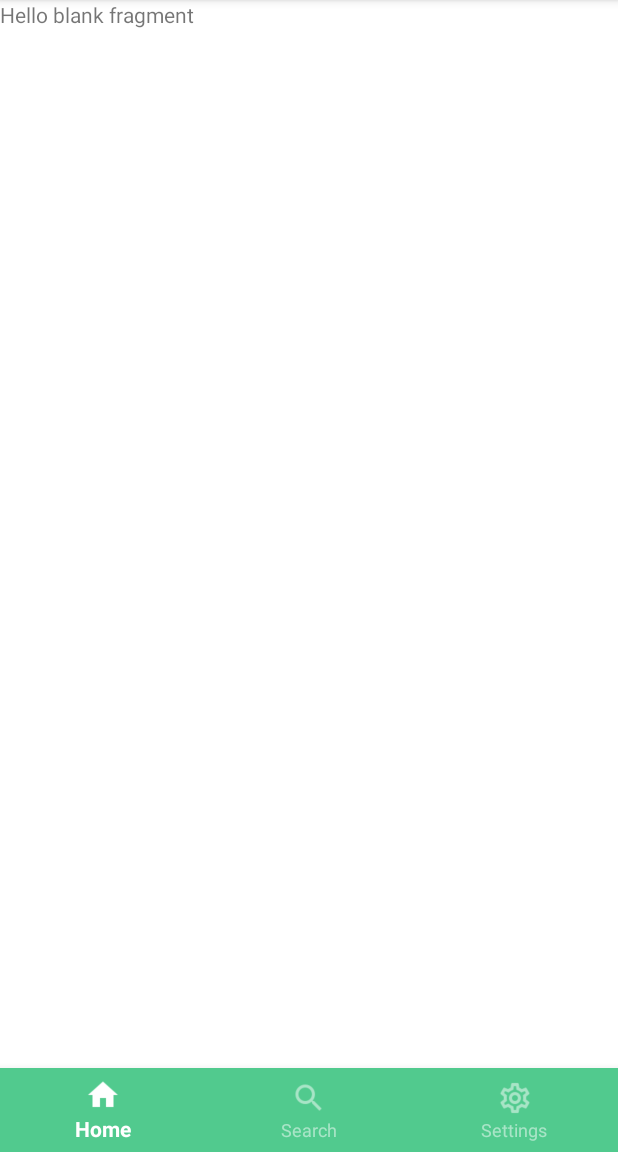
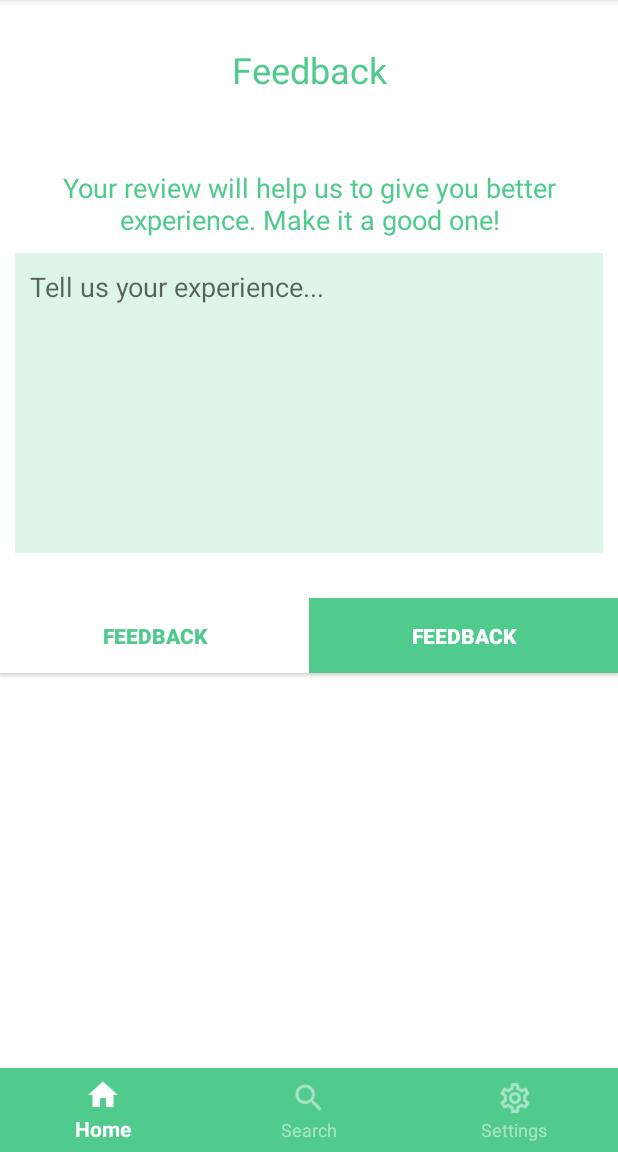
Before and after one commit to afshanaffu26/Flavours_Android, an Android app: the fragment FeedbackFragment placed in its activity, on a phone screen of 412 x 824 dp, the part 84-1236 px from its top. Run offline under Robolectric (Android 15) with nearby library versions, the phone set to English and light mode, and no system bars.

Commit message:
Feedback UI and code

```diff
--- a/app/src/main/java/com/example/flavours/FeedbackFragment.java
+++ b/app/src/main/java/com/example/flavours/FeedbackFragment.java
@@ -1,20 +1,26 @@
 package com.example.flavours;
 
+import android.content.Intent;
+import android.net.Uri;
 import android.os.Bundle;
 
 import androidx.fragment.app.Fragment;
 
+import android.util.Log;
 import android.view.LayoutInflater;
 import android.view.View;
 import android.view.ViewGroup;
+import android.widget.Button;
+import android.widget.Toast;
 
 /**
  * A simple {@link Fragment} subclass.
  * Use the {@link FeedbackFragment#newInstance} factory method to
  * create an instance of this fragment.
  */
-public class FeedbackFragment extends Fragment {
+public class FeedbackFragment extends Fragment implements View.OnClickListener {
 
+    Button btnSend;
     // TODO: Rename parameter arguments, choose names that match
     // the fragment initialization parameters, e.g. ARG_ITEM_NUMBER
     private static final String ARG_PARAM1 = "param1";
@@ -59,6 +65,40 @@ public class FeedbackFragment extends Fragment {
     public View onCreateView(LayoutInflater inflater, ViewGroup container,
                              Bundle savedInstanceState) {
         // Inflate the layout for this fragment
-        return inflater.inflate(R.layout.fragment_feedback, container, false);
+        View v = inflater.inflate(R.layout.fragment_feedback, container, false);
+        btnSend = v.findViewById(R.id.btnSend);
+        btnSend.setOnClickListener(this);
+        return v;
+    }
+    protected void sendEmail() {
+        Log.i("Send email", "");
+        String[] TO = {""};
+        String[] CC = {""};
+        Intent emailIntent = new Intent(Intent.ACTION_SEND);
+
+        emailIntent.setData(Uri.parse("mailto:"));
+        emailIntent.setType("text/plain");
+        emailIntent.putExtra(Intent.EXTRA_EMAIL, TO);
+        emailIntent.putExtra(Intent.EXTRA_CC, CC);
+        emailIntent.putExtra(Intent.EXTRA_SUBJECT, "Your subject");
+        emailIntent.putExtra(Intent.EXTRA_TEXT, "Email message goes here");
+
+        try {
+            startActivity(Intent.createChooser(emailIntent, "Send mail..."));
+            //finish();
+            //Log.i("Finished sending email...", "");
+        } catch (android.content.ActivityNotFoundException ex) {
+            //Toast.makeText(MainActivity.this, "There is no email client installed.", Toast.LENGTH_SHORT).show();
+        }
+    }
+
+    @Override
+    public void onClick(View view) {
+        switch(view.getId())
+        {
+            case R.id.btnSend:
+                sendEmail();
+                break;
+        }
     }
 }
--- a/app/src/main/res/layout/fragment_feedback.xml
+++ b/app/src/main/res/layout/fragment_feedback.xml
@@ -3,12 +3,76 @@
     xmlns:tools="http://schemas.android.com/tools"
     android:layout_width="match_parent"
     android:layout_height="match_parent"
+    android:background="@color/colorWhite"
     tools:context=".FeedbackFragment">
+<LinearLayout
+    android:layout_width="match_parent"
+    android:layout_height="match_parent"
+    android:orientation="vertical">
 
-    <!-- TODO: Update blank fragment layout -->
     <TextView
+        android:id="@+id/textView5"
         android:layout_width="match_parent"
-        android:layout_height="match_parent"
-        android:text="@string/hello_blank_fragment" />
+        android:layout_height="wrap_content"
+        android:layout_marginTop="30dp"
+        android:gravity="center"
+        android:text="Feedback"
+        android:textColor="@color/myTextColor"
+        android:textSize="24sp" />
 
+    <TextView
+        android:id="@+id/textView8"
+        android:layout_width="match_parent"
+        android:layout_height="wrap_content"
+        android:gravity="center"
+        android:layout_marginTop="50dp"
+        android:text="Your review will help us to give you better experience. Make it a good one!"
+        android:textColor="@color/myTextColor"
+        android:textSize="18sp" />
+
+    <EditText
+        android:id="@+id/editTextTextMultiLine"
+        android:layout_width="match_parent"
+        android:layout_marginTop="80dp"
+        android:hint="Tell us your experience..."
+        android:layout_height="200dp"
+        android:ems="10"
+        android:padding="10dp"
+        android:gravity="start|top"
+        android:background="#3051ca8e"
+        android:layout_margin="10dp"
+        android:inputType="textMultiLine" />
+<LinearLayout
+    android:layout_width="match_parent"
+    android:layout_height="match_parent"
+    android:weightSum="2"
+    android:layout_marginTop="20dp"
+    android:orientation="horizontal">
+    <Button
+        android:id="@+id/btnLogin"
+        android:layout_width="match_parent"
+        android:layout_height="50dp"
+        android:layout_gravity="center_horizontal"
+        android:layout_marginTop="30dp"
+        android:background="@color/colorWhite"
+        android:text="Feedback"
+        android:textColor="@color/myTextColor"
+        android:layout_weight="1"
+        android:textStyle="bold" />
+    <Button
+        android:id="@+id/btnSend"
+        android:layout_width="match_parent"
+        android:layout_height="50dp"
+        android:layout_gravity="center_horizontal"
+        android:layout_marginTop="30dp"
+        android:background="@color/myMainColor"
+        android:text="Feedback"
+        android:layout_weight="1"
+        android:textColor="#FFFFFF"
+        android:textStyle="bold" />
+</LinearLayout>
+
+
+
+</LinearLayout>
 </FrameLayout>
```
